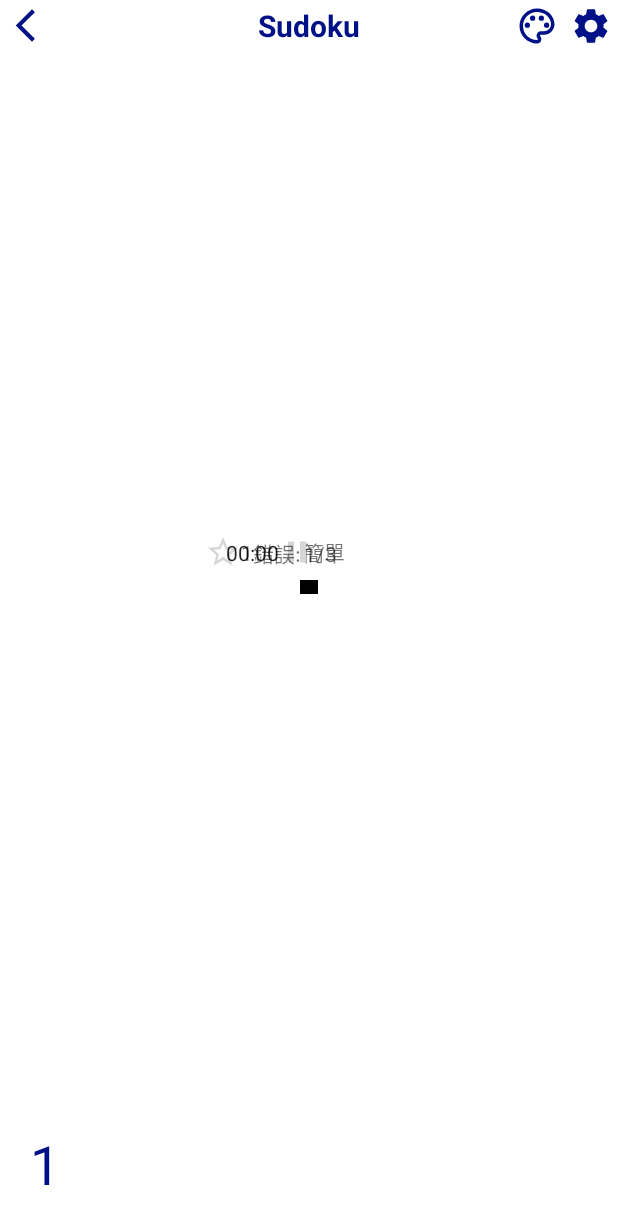
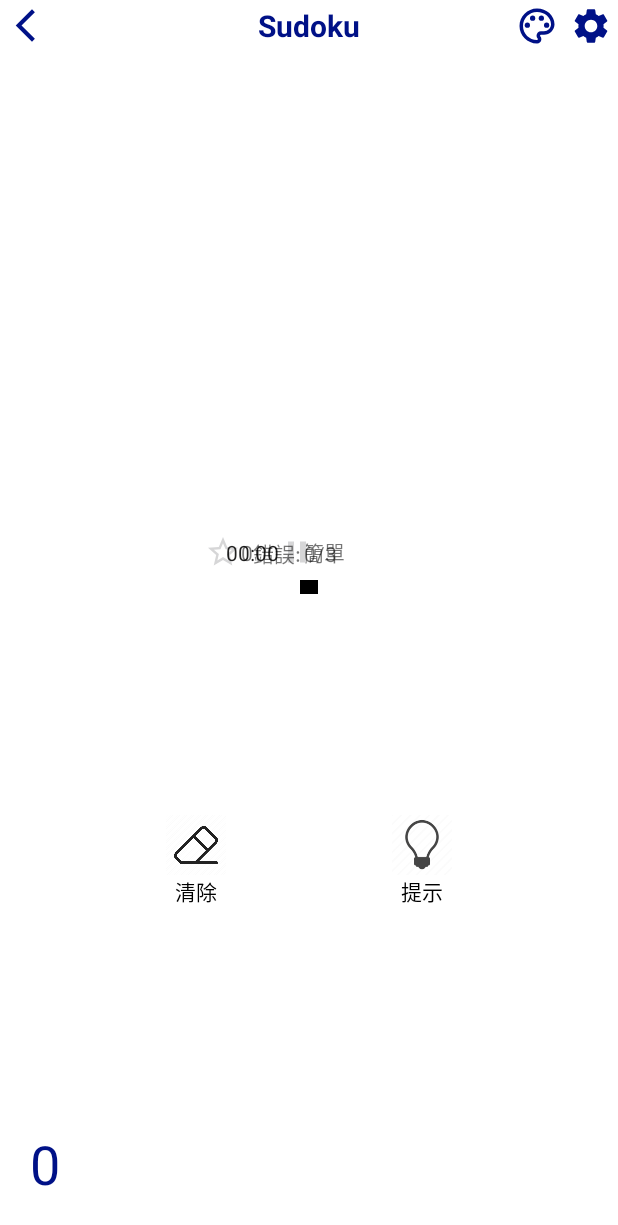
Before and after one commit to a62005/Sudoku, an Android app: the layout fragment_game_page.xml on its own in the app's theme, with its tools: preview values and no code run, on a phone screen of 412 x 824 dp. Shown: the top 1225 px of the screen. Run offline under Robolectric (Android 15) with nearby library versions, the phone set to English and light mode, and no system bars.

Commit message:
1.切換格內數字 2.增加當前格子顏色

```diff
--- a/app/src/main/java/com/example/sudoku/PlayingGame.kt
+++ b/app/src/main/java/com/example/sudoku/PlayingGame.kt
@@ -3,4 +3,6 @@ package com.example.sudoku
 data class PlayingGame(
     val mode:String,
     val time:String,
+    val score:Int,
+    val mistakeTime:Int
 )
--- /dev/null
+++ b/app/src/main/res/drawable/play_circle.xml
@@ -0,0 +1,5 @@
+<vector android:height="48dp" android:tint="@color/colorTextGray"
+    android:viewportHeight="24" android:viewportWidth="24"
+    android:width="48dp" xmlns:android="http://schemas.android.com/apk/res/android">
+    <path android:fillColor="@android:color/white" android:pathData="M12,2C6.48,2 2,6.48 2,12s4.48,10 10,10s10,-4.48 10,-10S17.52,2 12,2zM9.5,16.5v-9l7,4.5L9.5,16.5z"/>
+</vector>
--- /dev/null
+++ b/app/src/main/res/drawable/replay.xml
@@ -0,0 +1,5 @@
+<vector android:height="40dp" android:tint="#454545"
+    android:viewportHeight="24" android:viewportWidth="24"
+    android:width="40dp" xmlns:android="http://schemas.android.com/apk/res/android">
+    <path android:fillColor="@android:color/white" android:pathData="M12,5V1L7,6l5,5V7c3.31,0 6,2.69 6,6s-2.69,6 -6,6 -6,-2.69 -6,-6H4c0,4.42 3.58,8 8,8s8,-3.58 8,-8 -3.58,-8 -8,-8z"/>
+</vector>
--- /dev/null
+++ b/app/src/main/res/drawable/shape_small_frame_focus.xml
@@ -0,0 +1,5 @@
+<?xml version="1.0" encoding="utf-8"?>
+<shape xmlns:android="http://schemas.android.com/apk/res/android" android:shape="rectangle" >
+    <solid android:color="@color/purple_blue" />
+    <stroke android:width="0.5dp" android:color="@color/colorTextGray"/>
+</shape>
--- a/app/src/main/res/layout/fragment_game_page.xml
+++ b/app/src/main/res/layout/fragment_game_page.xml
@@ -149,7 +149,7 @@
             tools:ignore="ContentDescription" />
 
         <TextView
-            android:id="@+id/textView_starNumber"
+            android:id="@+id/score"
             android:layout_width="wrap_content"
             android:layout_height="wrap_content"
             android:text="@string/game_number"
@@ -199,7 +199,7 @@
             app:layout_constraintBottom_toBottomOf="parent"/>
 
         <TextView
-            android:id="@+id/textView_wrongTimes"
+            android:id="@+id/wrongTimes"
             android:layout_width="wrap_content"
             android:layout_height="wrap_content"
             android:layout_marginStart="2dp"
@@ -213,12 +213,99 @@
             android:layout_width="wrap_content"
             android:layout_height="wrap_content"
             android:text="@string/game_wrongChance"
-            app:layout_constraintBottom_toBottomOf="@+id/textView_wrongTimes"
-            app:layout_constraintStart_toEndOf="@+id/textView_wrongTimes"
-            app:layout_constraintTop_toTopOf="@+id/textView_wrongTimes" />
+            app:layout_constraintBottom_toBottomOf="@+id/wrongTimes"
+            app:layout_constraintStart_toEndOf="@+id/wrongTimes"
+            app:layout_constraintTop_toTopOf="@+id/wrongTimes" />
+
+
+    </androidx.constraintlayout.widget.ConstraintLayout>
+
+    <androidx.constraintlayout.widget.ConstraintLayout
+        android:id="@+id/pauseFrame"
+        android:layout_width="0dp"
+        android:layout_height="0dp"
+        android:background="@color/white"
+        android:visibility="gone"
+        app:layout_constraintBottom_toTopOf="@+id/textView18"
+        app:layout_constraintEnd_toStartOf="@+id/textView16"
+        app:layout_constraintStart_toEndOf="@+id/textView14"
+        app:layout_constraintTop_toBottomOf="@+id/textView15">
+
+        <ImageView
+            android:id="@+id/button_play"
+            android:layout_width="wrap_content"
+            android:layout_height="wrap_content"
+            android:src="@drawable/play_circle"
+            app:layout_constraintStart_toStartOf="@id/pauseFrame"
+            app:layout_constraintEnd_toEndOf="@id/pauseFrame"
+            app:layout_constraintTop_toTopOf="@id/pauseFrame"
+            app:layout_constraintBottom_toBottomOf="@id/pauseFrame"
+            tools:ignore="ContentDescription" />
+
     </androidx.constraintlayout.widget.ConstraintLayout>
 
 
+    <androidx.constraintlayout.widget.ConstraintLayout
+        android:id="@+id/eraser"
+        android:layout_width="wrap_content"
+        android:layout_height="wrap_content"
+        app:layout_constraintBottom_toTopOf="@+id/recyclerView_number"
+        app:layout_constraintTop_toBottomOf="@+id/textView18"
+        app:layout_constraintStart_toStartOf="parent"
+        app:layout_constraintEnd_toStartOf="@id/hint">
+
+        <ImageView
+            android:id="@+id/imageView_eraser"
+            android:layout_width="40dp"
+            android:layout_height="40dp"
+            android:src="@drawable/eraser"
+            app:layout_constraintEnd_toEndOf="parent"
+            app:layout_constraintStart_toStartOf="parent"
+            app:layout_constraintTop_toTopOf="parent"
+            tools:ignore="ContentDescription" />
+
+        <TextView
+            android:id="@+id/textView_eraser"
+            android:layout_width="wrap_content"
+            android:layout_height="wrap_content"
+            android:text="@string/game_eraser"
+            android:textColor="@color/black"
+            app:layout_constraintStart_toStartOf="parent"
+            app:layout_constraintEnd_toEndOf="parent"
+            app:layout_constraintBottom_toBottomOf="parent"
+            app:layout_constraintTop_toBottomOf="@id/imageView_eraser"/>
+    </androidx.constraintlayout.widget.ConstraintLayout>
+
+    <androidx.constraintlayout.widget.ConstraintLayout
+        android:id="@+id/hint"
+        android:layout_width="wrap_content"
+        android:layout_height="wrap_content"
+        app:layout_constraintBottom_toTopOf="@+id/recyclerView_number"
+        app:layout_constraintTop_toBottomOf="@+id/textView18"
+        app:layout_constraintEnd_toEndOf="parent"
+        app:layout_constraintStart_toEndOf="@id/eraser">
+
+        <ImageView
+            android:id="@+id/imageView_hint"
+            android:layout_width="40dp"
+            android:layout_height="40dp"
+            android:src="@drawable/hint"
+            app:layout_constraintEnd_toEndOf="parent"
+            app:layout_constraintStart_toStartOf="parent"
+            app:layout_constraintTop_toTopOf="parent"
+            tools:ignore="ContentDescription"/>
+
+        <TextView
+            android:id="@+id/textView_hint"
+            android:layout_width="wrap_content"
+            android:layout_height="wrap_content"
+            android:text="@string/game_hint"
+            android:textColor="@color/black"
+            app:layout_constraintStart_toStartOf="parent"
+            app:layout_constraintEnd_toEndOf="parent"
+            app:layout_constraintBottom_toBottomOf="parent"
+            app:layout_constraintTop_toBottomOf="@id/imageView_hint"/>
+    </androidx.constraintlayout.widget.ConstraintLayout>
 
 
 </androidx.constraintlayout.widget.ConstraintLayout>
--- a/app/src/main/res/values/colors.xml
+++ b/app/src/main/res/values/colors.xml
@@ -10,9 +10,10 @@
 
     <color name="navy_blue">#001187</color>
     <color name="blue">#1A73E8</color>
+    <color name="purple_blue">#B2D0EB</color>
     <color name="light_blue">#42a5f5</color>
     <color name="gray_light_more">#7F8388</color>
-    <color name="gray_light">#AFB3B8</color>
+    <color name="gray_light">#CFE3E8</color>
     <color name="transparent_black">#73000000</color>
 
 </resources>
--- a/app/src/main/res/values/strings.xml
+++ b/app/src/main/res/values/strings.xml
@@ -14,10 +14,12 @@
     <string name="newGame_normal">一般</string>
     <string name="newGame_hard">困難</string>
 
-    <string name="game_number">1</string>
+    <string name="game_number">0</string>
     <string name="game_time">00:08</string>
     <string name="game_wrong">錯誤:</string>
     <string name="game_wrongChance">/3</string>
+    <string name="game_eraser">清除</string>
+    <string name="game_hint">提示</string>
 
     <string name="record_playedGame">已開始的遊戲</string>
     <string name="record_game">遊戲</string>
```
Also changed, not shown: app/src/main/java/com/example/sudoku/GameViewModel.kt (+35 -5 lines), app/src/main/java/com/example/sudoku/homePage/game/GamePageFragment.kt (+17 -2 lines), app/src/main/java/com/example/sudoku/homePage/game/LargeFrameAdapter.kt (+4 -5 lines), app/src/main/java/com/example/sudoku/homePage/game/NumberAdapter.kt (+7 -1 lines), app/src/main/java/com/example/sudoku/homePage/game/SmallFrameAdapter.kt (+19 -8 lines), app/src/main/res/drawable/eraser.png (added), app/src/main/res/drawable/hint.png (added).
